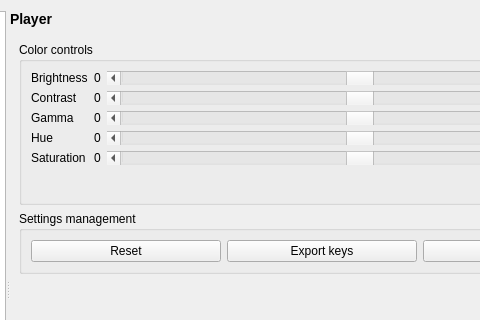
Before: the Qt Designer form settingswindow.ui in mpc-qt/mpc-qt, drawn with Qt 5; both pictures show x 251 to 731 and y 0 to 320 of the 896 by 605 pixel window.
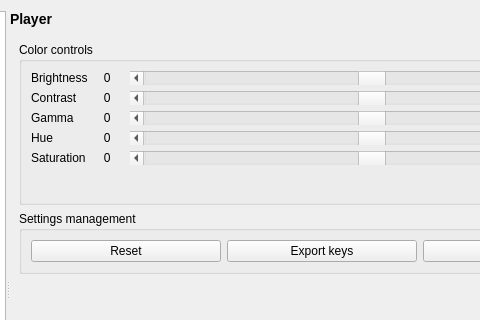
After: the same form once the commit is applied. The open tabs and pages were chosen to show the change.

Commit message: Implement color controls

Patch:
```diff
--- a/settingswindow.ui
+++ b/settingswindow.ui
@@ -8017,8 +8017,14 @@
                 </item>
                 <item row="0" column="1">
                  <widget class="QLabel" name="miscBrightnessValue">
+                  <property name="minimumSize">
+                   <size>
+                    <width>30</width>
+                    <height>0</height>
+                   </size>
+                  </property>
                   <property name="text">
-                   <string notr="true">0</string>
+                   <string notr="true">   0</string>
                   </property>
                  </widget>
                 </item>
@@ -8044,8 +8050,14 @@
                 </item>
                 <item row="1" column="1">
                  <widget class="QLabel" name="miscContrastValue">
+                  <property name="minimumSize">
+                   <size>
+                    <width>30</width>
+                    <height>0</height>
+                   </size>
+                  </property>
                   <property name="text">
-                   <string notr="true">0</string>
+                   <string notr="true">   0</string>
                   </property>
                  </widget>
                 </item>
@@ -8071,8 +8083,14 @@
                 </item>
                 <item row="2" column="1">
                  <widget class="QLabel" name="miscGammaValue">
+                  <property name="minimumSize">
+                   <size>
+                    <width>30</width>
+                    <height>0</height>
+                   </size>
+                  </property>
                   <property name="text">
-                   <string notr="true">0</string>
+                   <string notr="true">   0</string>
                   </property>
                  </widget>
                 </item>
@@ -8098,8 +8116,14 @@
                 </item>
                 <item row="3" column="1">
                  <widget class="QLabel" name="miscHueValue">
+                  <property name="minimumSize">
+                   <size>
+                    <width>30</width>
+                    <height>0</height>
+                   </size>
+                  </property>
                   <property name="text">
-                   <string notr="true">0</string>
+                   <string notr="true">   0</string>
                   </property>
                  </widget>
                 </item>
@@ -8128,8 +8152,14 @@
                 </item>
                 <item row="4" column="1">
                  <widget class="QLabel" name="miscSaturationValue">
+                  <property name="minimumSize">
+                   <size>
+                    <width>30</width>
+                    <height>0</height>
+                   </size>
+                  </property>
                   <property name="text">
-                   <string notr="true">0</string>
+                   <string notr="true">   0</string>
                   </property>
                  </widget>
                 </item>
```
The commit also changes 2 other files.
